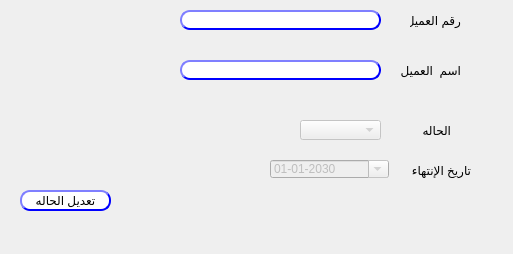
Old version of the form presentation/loyalty_ui/modifyCustomerCard.ui in the repository shymaa123456/HyperPOS2020.
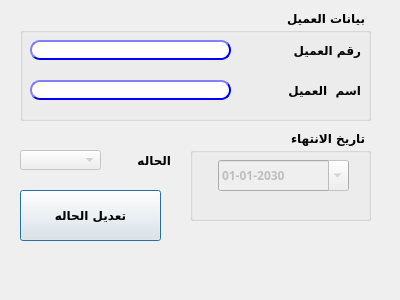
New version of the form.

Commit message: finalize Coupon Design Style 7/12 comments

Patch:
```diff
--- a/presentation/loyalty_ui/modifyCustomerCard.ui
+++ b/presentation/loyalty_ui/modifyCustomerCard.ui
@@ -6,10 +6,22 @@
    <rect>
     <x>0</x>
     <y>0</y>
-    <width>513</width>
-    <height>254</height>
+    <width>400</width>
+    <height>300</height>
    </rect>
   </property>
+  <property name="minimumSize">
+   <size>
+    <width>400</width>
+    <height>300</height>
+   </size>
+  </property>
+  <property name="maximumSize">
+   <size>
+    <width>400</width>
+    <height>300</height>
+   </size>
+  </property>
   <property name="windowTitle">
    <string>إنشاء كارت عميل</string>
   </property>
@@ -21,48 +33,155 @@
     <rect>
      <x>20</x>
      <y>190</y>
-     <width>91</width>
-     <height>21</height>
+     <width>141</width>
+     <height>51</height>
     </rect>
    </property>
+   <property name="font">
+    <font>
+     <family>29LT Bukra Regular</family>
+     <pointsize>9</pointsize>
+     <weight>75</weight>
+     <bold>true</bold>
+    </font>
+   </property>
    <property name="styleSheet">
-    <string notr="true">QPushButton{
-                                        background-color: white;
-                                        border-style: outset;
-                                        border-width: 2px;
-                                        border-radius: 10px;
-                                        border-color: blue;
-                                        min-width:6em;
-                                       }
-                                        QPushButton:hover {
-                                        background: qradialgradient(
-                                        cx: 0.3, cy: -0.4, fx: 0.3, fy: -0.4,
-                                        radius: 1.35, stop: 0 #fff, stop: 1 #bbb
-                                        );
-                                        }
-                                        QPushButton:pressed {
-                                        border-style: inset;
-                                        background: qradialgradient(
-                                        cx: 0.4, cy: -0.1, fx: 0.4, fy: -0.1,
-                                        radius: 1.35, stop: 0 #fff, stop: 1 #ddd
-                                        );
-                                        }
-                                    
-                                    </string>
+    <string notr="true"/>
    </property>
    <property name="text">
     <string>تعديل الحاله</string>
    </property>
   </widget>
+  <widget class="QComboBox" name="CMB_status">
+   <property name="enabled">
+    <bool>false</bool>
+   </property>
+   <property name="geometry">
+    <rect>
+     <x>20</x>
+     <y>150</y>
+     <width>81</width>
+     <height>20</height>
+    </rect>
+   </property>
+   <property name="font">
+    <font>
+     <family>29LT Bukra Regular</family>
+     <pointsize>9</pointsize>
+     <weight>75</weight>
+     <bold>true</bold>
+    </font>
+   </property>
+  </widget>
+  <widget class="QLabel" name="label_16">
+   <property name="enabled">
+    <bool>true</bool>
+   </property>
+   <property name="geometry">
+    <rect>
+     <x>130</x>
+     <y>150</y>
+     <width>41</width>
+     <height>20</height>
+    </rect>
+   </property>
+   <property name="font">
+    <font>
+     <family>29LT Bukra Regular</family>
+     <pointsize>9</pointsize>
+     <weight>75</weight>
+     <bold>true</bold>
+    </font>
+   </property>
+   <property name="text">
+    <string>الحاله</string>
+   </property>
+  </widget>
+  <widget class="QGroupBox" name="groupBox">
+   <property name="geometry">
+    <rect>
+     <x>20</x>
+     <y>10</y>
+     <width>351</width>
+     <height>111</height>
+    </rect>
+   </property>
+   <property name="font">
+    <font>
+     <family>29LT Bukra Regular</family>
+     <pointsize>9</pointsize>
+     <weight>75</weight>
+     <bold>true</bold>
+    </font>
+   </property>
+   <property name="layoutDirection">
+    <enum>Qt::RightToLeft</enum>
+   </property>
+   <property name="title">
+    <string>بيانات العميل</string>
+   </property>
+   <widget class="QLineEdit" name="LE_custName">
+    <property name="enabled">
+     <bool>false</bool>
+    </property>
+    <property name="geometry">
+     <rect>
+      <x>10</x>
+      <y>70</y>
+      <width>201</width>
+      <height>20</height>
+     </rect>
+    </property>
+    <property name="font">
+     <font>
+      <family>29LT Bukra Regular</family>
+      <pointsize>9</pointsize>
+      <weight>75</weight>
+      <bold>true</bold>
+     </font>
+    </property>
+    <property name="styleSheet">
+     <string notr="true">QLineEdit{
+                                        background-color: white;
+                                        border-style: outset;
+                                        border-width: 2px;
+                                        border-radius: 10px;
+                                        border-color: blue;
+                                        min-width: 6em;
+                                        }
+                                        QLineEdit:hover {
+                                        background: qradialgradient(
+                                        cx: 0.3, cy: -0.4, fx: 0.3, fy: -0.4,
+                                        radius: 1.35, stop: 0 #fff, stop: 1 #bbb
+                                        );
+                                        }
+                                       QLineEdit:pressed {
+                                        border-style: inset;
+                                        background: qradialgradient(
+                                        cx: 0.4, cy: -0.1, fx: 0.4, fy: -0.1,
+                                        radius: 1.35, stop: 0 #fff, stop: 1 #ddd
+                                        );
+                                        }
+                                    </string>
+    </property>
+   </widget>
   <widget class="QLineEdit" name="LE_custNo">
    <property name="geometry">
     <rect>
-     <x>180</x>
-     <y>10</y>
+      <x>10</x>
+      <y>30</y>
      <width>201</width>
      <height>20</height>
     </rect>
    </property>
+    <property name="font">
+     <font>
+      <family>29LT Bukra Regular</family>
+      <pointsize>9</pointsize>
+      <weight>75</weight>
+      <bold>true</bold>
+     </font>
+    </property>
    <property name="styleSheet">
     <string notr="true">QLineEdit{
                                         background-color: white;
@@ -91,12 +210,20 @@
   <widget class="QLabel" name="label_15">
    <property name="geometry">
     <rect>
-     <x>400</x>
-     <y>60</y>
-     <width>61</width>
+      <x>240</x>
+      <y>70</y>
+      <width>101</width>
      <height>20</height>
     </rect>
    </property>
+    <property name="font">
+     <font>
+      <family>29LT Bukra Regular</family>
+      <pointsize>9</pointsize>
+      <weight>75</weight>
+      <bold>true</bold>
+     </font>
+    </property>
    <property name="text">
     <string>اسم  العميل</string>
    </property>
@@ -104,107 +231,68 @@
   <widget class="QLabel" name="label_14">
    <property name="geometry">
     <rect>
-     <x>410</x>
-     <y>10</y>
-     <width>51</width>
+      <x>250</x>
+      <y>30</y>
+      <width>91</width>
      <height>20</height>
     </rect>
    </property>
+    <property name="font">
+     <font>
+      <family>29LT Bukra Regular</family>
+      <pointsize>9</pointsize>
+      <weight>75</weight>
+      <bold>true</bold>
+     </font>
+    </property>
    <property name="text">
     <string>رقم العميل</string>
    </property>
   </widget>
-  <widget class="QLineEdit" name="LE_custName">
-   <property name="enabled">
-    <bool>false</bool>
-   </property>
-   <property name="geometry">
-    <rect>
-     <x>180</x>
-     <y>60</y>
-     <width>201</width>
-     <height>20</height>
-    </rect>
-   </property>
-   <property name="styleSheet">
-    <string notr="true">QLineEdit{
-                                        background-color: white;
-                                        border-style: outset;
-                                        border-width: 2px;
-                                        border-radius: 10px;
-                                        border-color: blue;
-                                        min-width: 6em;
-                                        }
-                                        QLineEdit:hover {
-                                        background: qradialgradient(
-                                        cx: 0.3, cy: -0.4, fx: 0.3, fy: -0.4,
-                                        radius: 1.35, stop: 0 #fff, stop: 1 #bbb
-                                        );
-                                        }
-                                       QLineEdit:pressed {
-                                        border-style: inset;
-                                        background: qradialgradient(
-                                        cx: 0.4, cy: -0.1, fx: 0.4, fy: -0.1,
-                                        radius: 1.35, stop: 0 #fff, stop: 1 #ddd
-                                        );
-                                        }
-                                    </string>
-   </property>
   </widget>
-  <widget class="QComboBox" name="CMB_status">
-   <property name="enabled">
-    <bool>false</bool>
-   </property>
+  <widget class="QGroupBox" name="groupBox_2">
    <property name="geometry">
     <rect>
-     <x>300</x>
-     <y>120</y>
-     <width>81</width>
-     <height>20</height>
+     <x>190</x>
+     <y>130</y>
+     <width>181</width>
+     <height>91</height>
     </rect>
    </property>
-  </widget>
-  <widget class="QLabel" name="label_16">
-   <property name="enabled">
-    <bool>true</bool>
+   <property name="font">
+    <font>
+     <family>29LT Bukra Regular</family>
+     <pointsize>9</pointsize>
+     <weight>75</weight>
+     <bold>true</bold>
+    </font>
    </property>
-   <property name="geometry">
-    <rect>
-     <x>410</x>
-     <y>120</y>
-     <width>41</width>
-     <height>20</height>
-    </rect>
+   <property name="layoutDirection">
+    <enum>Qt::RightToLeft</enum>
    </property>
-   <property name="text">
-    <string>الحاله</string>
+   <property name="title">
+    <string>تاريخ الانتهاء</string>
    </property>
-  </widget>
-  <widget class="QLabel" name="label_9">
-   <property name="geometry">
-    <rect>
-     <x>390</x>
-     <y>160</y>
-     <width>81</width>
-     <height>20</height>
-    </rect>
-   </property>
-   <property name="text">
-    <string>تاريخ الإنتهاء</string>
-   </property>
-  </widget>
   <widget class="QDateEdit" name="expire_date">
    <property name="enabled">
     <bool>false</bool>
    </property>
    <property name="geometry">
     <rect>
-     <x>270</x>
-     <y>160</y>
-     <width>119</width>
-     <height>18</height>
-    </rect>
-   </property>
+      <x>28</x>
+      <y>30</y>
+      <width>131</width>
+      <height>31</height>
+     </rect>
+    </property>
+    <property name="font">
+     <font>
+      <family>29LT Bukra Regular</family>
+      <pointsize>9</pointsize>
+      <weight>75</weight>
+      <bold>true</bold>
+     </font>
+    </property>
    <property name="layoutDirection">
     <enum>Qt::LeftToRight</enum>
    </property>
@@ -221,6 +309,7 @@
      <day>1</day>
     </date>
    </property>
+   </widget>
   </widget>
  </widget>
  <resources/>
```
Lines whose indentation alone changed are shown as unchanged. The commit also changes 86 other files.
